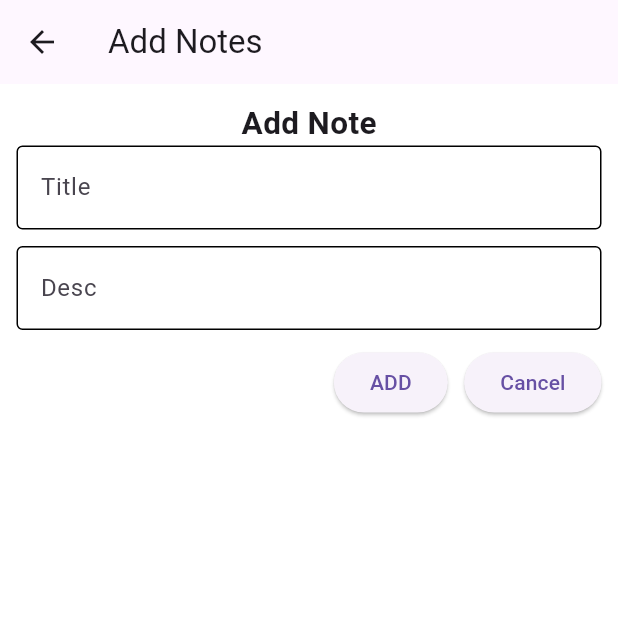
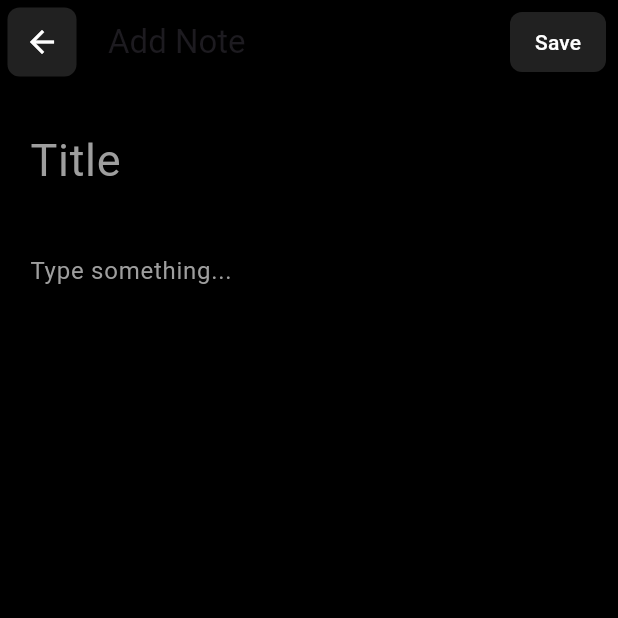
Before and after one commit to aasm0hammad/Notes, a Flutter app: the screen it shows after launch, after a tap on the "add" icon, on a phone screen of 412 x 824 dp, the top half of it. Run offline on Flutter 3.47's test engine with Material 3 defaults, Android fonts, the phone set to English and light mode, and no system bars; our stand-ins replace sqflite; accounts and stored records are empty.

Commit message:
Ui part Add

```diff
--- a/lib/add_note.dart
+++ b/lib/add_note.dart
@@ -3,6 +3,8 @@ import 'dart:math';
 import 'package:flutter/cupertino.dart';
 import 'package:flutter/material.dart';
 import 'package:intl/intl.dart';
+import 'package:notes_app/details_note.dart';
+import 'package:notes_app/home_page.dart';
 import 'package:notes_app/notes_provider.dart';
 import 'package:provider/provider.dart';
 
@@ -12,13 +14,13 @@ import 'note_model.dart';
 class AddNote extends StatefulWidget {
 
   bool isUpdate=false;
-  int index=-1;
+  int id=-1;
   String title='';
   String desc='';
   String createdAt='';
 
 
-  AddNote({this.isUpdate=false,this.index=-1, this.title='',this.desc='' ,this.createdAt='',});
+  AddNote({this.isUpdate=false,this.id=-1, this.title='',this.desc='' ,this.createdAt='',});
   @override
   State<StatefulWidget> createState() => AddNoteState();
 
@@ -36,6 +38,7 @@ class AddNoteState extends State<AddNote> {
   @override
   Widget build(BuildContext context) {
     var mData=context.read<NotesProvider>().getAllNotes();
+
     if(widget.isUpdate){
       titleController.text= widget.title;
       descController.text= widget.desc;
@@ -43,83 +46,115 @@ class AddNoteState extends State<AddNote> {
     }
 
     return Scaffold(
+      backgroundColor:Colors.black,
       appBar: AppBar(
-        title: widget.isUpdate ?Text("Update Note"): Text("Add Notes"),
+        title: widget.isUpdate? Text("Update Note"): Text("Add Note"),
+        backgroundColor: Colors.black,
+
+        leading: Container(
+          margin: EdgeInsets.all(5),
+          decoration: BoxDecoration(
+            color: Colors.grey.shade900,
+            shape: BoxShape.rectangle,
+            borderRadius: BorderRadius
+                .circular(8),
+          ),
+          child: IconButton(onPressed: () {
+            Navigator.pop(context);
+
+          }, icon: Icon(Icons.arrow_back, color: Colors.white,)),
+        ),
+        actions: [
+          Container(
+            margin: EdgeInsets.all(8),
+            decoration: BoxDecoration(
+              color: Colors.grey.shade900,
+              shape: BoxShape.rectangle,
+              borderRadius: BorderRadius.circular(8),
+
+            ),
+            child: TextButton(onPressed: () async{
+
+              if(titleController.text.isNotEmpty&&descController.text.isNotEmpty){
+                if(widget.isUpdate){
+
+                  await context.read<NotesProvider>().updateNotes(NoteModel(
+                    nID: widget.id,
+                      nTitle: titleController.text,
+                      nDesc: descController.text,
+                      nCreatedAT: widget.createdAt
+                  ),
+
+                  );
+
+                  Navigator.pop(context);
+                }else{context.read<NotesProvider>().addNote(NoteModel(
+                    nTitle: titleController.text,
+                    nDesc: titleController.text,
+                    nCreatedAT: DateTime.now().microsecondsSinceEpoch.toString()));
+                Navigator.push(context, MaterialPageRoute(builder: (context)=>HomePage()));}
+              }else {}
+
+
+
+            },
+                child:widget.isUpdate?Text("Update",style:TextStyle(color: Colors.white,)):Text("Save",style: TextStyle(color: Colors.white),),
+          ),
+          )],
       ),
-      body: Container(
-        padding: EdgeInsets.all(11),
-        color: Colors.white,
-        width: double.infinity,
-        height: double.infinity,
-        // width: double.infinity,
+      body: Padding(
+        padding: const EdgeInsets.all(20.0),
         child: Column(
+          crossAxisAlignment: CrossAxisAlignment.start,
           children: [
-            widget.isUpdate ? Text(
-              "Update Note",
-              style: TextStyle(fontSize: 21, fontWeight: FontWeight.bold),
-            ):
-            Text(
-              "Add Note",
-              style: TextStyle(fontSize: 21, fontWeight: FontWeight.bold),
-            ),
+
             TextField(
               controller: titleController,
               decoration: InputDecoration(
-                hintText: "Enter Title",
-                label: Text("Title"),
-                enabledBorder: OutlineInputBorder(),
-                focusedBorder: OutlineInputBorder(),
+
+                border: InputBorder.none,
+
+
+                hintText: "Title",
+                hintStyle: TextStyle(color: Colors.grey.shade500),
+
+
+              ),
+              /*maxLines: 3,
+              overflow: TextOverflow.fade,*/
+              style: TextStyle(
+                fontSize: 30,
+                color: Colors.white,
+
+              ),),
+
+            SizedBox(height: 20,),
+            Expanded(
+              child: SingleChildScrollView(
+                child:TextField(
+                  controller: descController,
+
+                  maxLines: null,
+                  textInputAction: TextInputAction.newline,
+                  keyboardType: TextInputType.multiline,
+
+                  decoration: InputDecoration(
+                    hintText: "Type something...",
+                    hintStyle: TextStyle(color: Colors.grey.shade500),
+                    border: InputBorder.none,
+                  ),
+                  style: TextStyle(
+                    fontSize: 16,
+                    color: Colors.white,
+                    height: 1.5
+
+                ),),
               ),
             ),
-            SizedBox(
-              height: 11,
-            ),
-            TextField(
-              controller: descController,
-              decoration: InputDecoration(
-                label: Text("Desc"),
-                hintText: "Enter Desc",
-                enabledBorder: OutlineInputBorder(),
-                focusedBorder: OutlineInputBorder(),
-              ),
-            ),
-            SizedBox(
-              height: 11,
-            ),
-            Row(
-              mainAxisAlignment: MainAxisAlignment.end,
-              children: [
-                ElevatedButton(
-                    onPressed: () async {
-                      if(widget.isUpdate){
-                        context.read<NotesProvider>().updateNotes(NoteModel(
-                            nID:widget.index,nTitle: titleController.text, nDesc: descController.text, nCreatedAT: widget.createdAt ));
-                      }else{
-                      context.read<NotesProvider>().addNote(NoteModel(
-                              nTitle: titleController.text,
-                              nDesc: descController.text,
-                              nCreatedAT: DateTime.now()
-                                  .microsecondsSinceEpoch
-                                  .toString()));
-
-                      }
-                      Navigator.pop(context);
-
-                    },
-                    child: widget.isUpdate ?Text("Update"): Text("ADD")),
-                SizedBox(
-                  width: 11,
-                ),
-                ElevatedButton(
-                    onPressed: () {
-                      Navigator.pop(context);
-                    },
-                    child: Text("Cancel")),
-              ],
-            )
           ],
         ),
       ),
+
     );
   }
 }
--- a/lib/main.dart
+++ b/lib/main.dart
@@ -1,5 +1,7 @@
 import 'package:flutter/material.dart';
+import 'package:notes_app/add_note.dart';
 import 'package:notes_app/db_helper.dart';
+import 'package:notes_app/details_note.dart';
 import 'package:notes_app/notes_provider.dart';
 import 'package:provider/provider.dart';
 
@@ -17,6 +19,7 @@ class MyApp extends StatelessWidget {
   @override
   Widget build(BuildContext context) {
     return MaterialApp(
+      debugShowCheckedModeBanner: false,
       title: 'Flutter Demo',
       home:  HomePage(),
     );
--- a/lib/note_model.dart
+++ b/lib/note_model.dart
@@ -16,6 +16,7 @@ class NoteModel {
   Map<String,dynamic>  toMap(){
 
     return {
+
       DbHelper.COLUMN_NOTE_TITLE:nTitle,
       DbHelper.COLUMN_NOTE_DESC: nDesc,
       DbHelper.COLUMN_NOTE_CREATED_AT: nCreatedAT,
--- a/lib/notes_provider.dart
+++ b/lib/notes_provider.dart
@@ -11,6 +11,10 @@ class NotesProvider extends ChangeNotifier {
   List<NoteModel> _mNotes = [];
 
   List<NoteModel> getAllNotes()=>_mNotes;
+
+  NoteModel getNoteById(int id){
+    return _mNotes.firstWhere((test)=> test.nID==id);
+  }
 
   addNote( NoteModel newnote) async{
  bool check=await dbHelper.addNote(newNote: newnote);
@@ -46,6 +50,7 @@ class NotesProvider extends ChangeNotifier {
 
   }
 
+
  getInitialNotes()async{
    _mNotes= await dbHelper.fetchAllNotes();
    notifyListeners();
```
Also changed, not shown: lib/details_note.dart (added, +118 -0 lines), lib/home_page.dart (+28 -14 lines).
